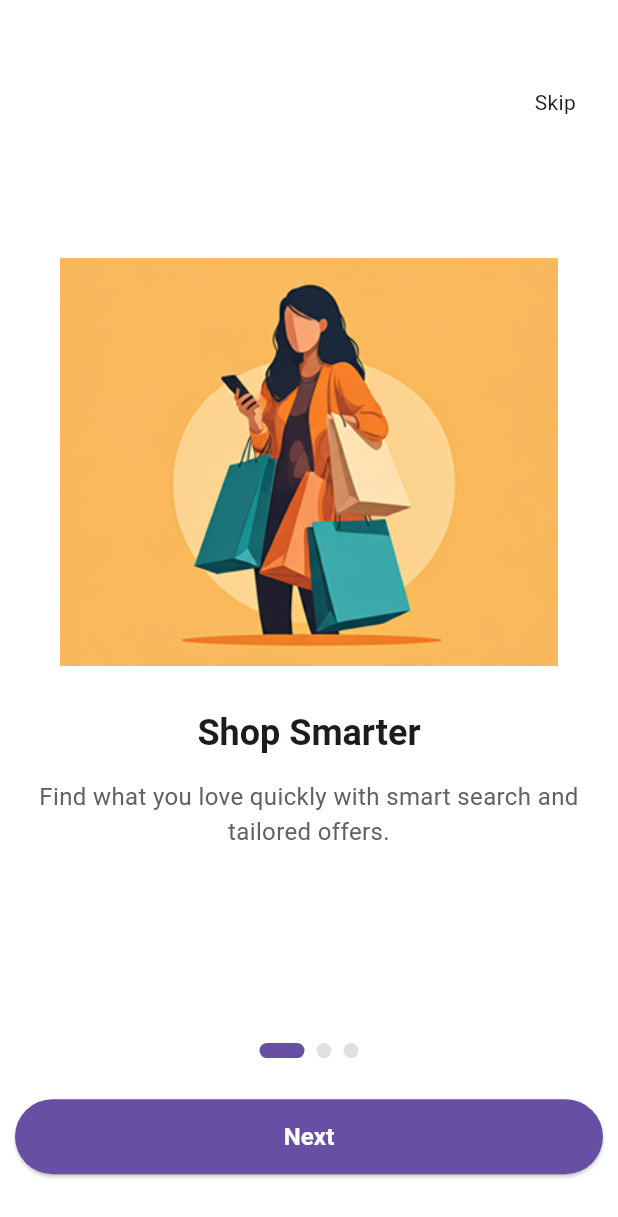
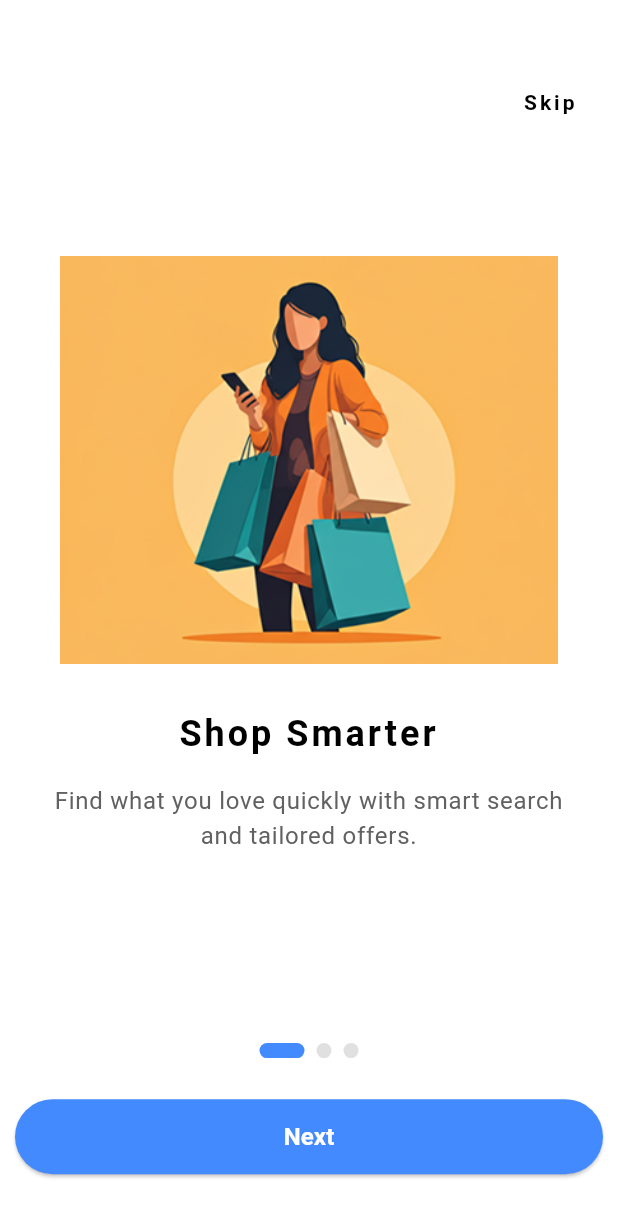
Before and after one commit to karemthabet/e_commerce, a Flutter app: the screen it shows after launch, on a phone screen of 412 x 824 dp. Shown: the top 1217 px of the screen. Run offline on Flutter 3.47's test engine with Material 3 defaults, Android fonts, the phone set to English and light mode, and no system bars; drawn by our look-alikes of smooth_page_indicator; our stand-ins replace dartz, dio, flutter_bloc, get_it, go_router, shared_preferences.

Commit message:
refactor on bording feature

```diff
--- a/lib/core/utils/colors/app_colors.dart
+++ b/lib/core/utils/colors/app_colors.dart
@@ -6,4 +6,5 @@ abstract class AppColors {
   static const Color splashGradientColor = Color(0xFF4A90E2);
   static const Color splashGradientColor2 = Color(0xFF50E3C2);
   static const Color blackColor = Colors.black;
+  static const Color blueAccentColor = Colors.blueAccent;
 }
--- /dev/null
+++ b/lib/core/utils/theme/app_theme.dart
@@ -0,0 +1,5 @@
+class AppTheme {
+
+
+
+}
--- a/lib/features/onBording/presentation/pages/on_bording_page.dart
+++ b/lib/features/onBording/presentation/pages/on_bording_page.dart
@@ -1,3 +1,4 @@
+import 'package:e_commerce/core/utils/colors/app_colors.dart';
 import 'package:e_commerce/features/onBording/presentation/widgets/on_bording_page_body.dart';
 import 'package:flutter/material.dart';
 
@@ -7,9 +8,8 @@ class OnBordingPage extends StatelessWidget {
   @override
   Widget build(BuildContext context) {
     return const Scaffold(
-      backgroundColor: Colors.white,
-      body: OnBoardingPageBody(
-      ),
+      backgroundColor: AppColors.whiteColor,
+      body: OnBoardingPageBody(),
     );
   }
 }
--- a/lib/features/onBording/presentation/widgets/dots_indecator.dart
+++ b/lib/features/onBording/presentation/widgets/dots_indecator.dart
@@ -1,4 +1,5 @@
 
+import 'package:e_commerce/core/utils/colors/app_colors.dart';
 import 'package:e_commerce/features/onBording/data/model/on_bording_model.dart';
 import 'package:flutter/material.dart';
 import 'package:smooth_page_indicator/smooth_page_indicator.dart';
@@ -18,7 +19,7 @@ class DotsIndicators extends StatelessWidget {
         dotWidth: 10,
         dotHeight: 10.0,
         dotColor: Colors.grey.shade300,
-        activeDotColor: Theme.of(context).primaryColor,
+        activeDotColor: AppColors.blueAccentColor,
       ),
     );
   }
--- a/lib/features/onBording/presentation/widgets/on_bording_button.dart
+++ b/lib/features/onBording/presentation/widgets/on_bording_button.dart
@@ -1,4 +1,5 @@
 import 'package:e_commerce/core/cashed/prefs.dart';
+import 'package:e_commerce/core/utils/colors/app_colors.dart';
 import 'package:e_commerce/core/utils/router/routes_name.dart';
 import 'package:e_commerce/core/widgets/general_button.dart';
 import 'package:flutter/material.dart';
@@ -34,8 +35,8 @@ class OnBoardingButton extends StatelessWidget {
 },
 
         text: isLastPage ? "Get Started" : 'Next',
-        backgroundColor: Theme.of(context).primaryColor,
-        textColor: Theme.of(context).colorScheme.onPrimary,
+        backgroundColor: AppColors.blueAccentColor,
+        textColor: AppColors.whiteColor,
       ),
     );
   }
--- a/lib/features/onBording/presentation/widgets/on_bording_page_view_item.dart
+++ b/lib/features/onBording/presentation/widgets/on_bording_page_view_item.dart
@@ -1,3 +1,4 @@
+import 'package:e_commerce/core/utils/styles/app_styles.dart';
 import 'package:e_commerce/features/onBording/data/model/on_bording_model.dart';
 import 'package:flutter/material.dart';
 
@@ -12,7 +13,6 @@ class OnBoardingPageItem extends StatelessWidget {
   @override
   Widget build(BuildContext context) {
     final size = MediaQuery.of(context).size;
-    final theme = Theme.of(context);
 
     return Padding(
       padding: const EdgeInsets.symmetric(horizontal: 24.0),
@@ -30,8 +30,7 @@ class OnBoardingPageItem extends StatelessWidget {
           const SizedBox(height: 30),
           Text(
             onBoardingModel.title,
-            style: theme.textTheme.titleLarge?.copyWith(
-              fontWeight: FontWeight.bold,
+            style: AppStyles.bodyStyle.copyWith(
               fontSize: 24,
             ),
             textAlign: TextAlign.center,
@@ -39,7 +38,7 @@ class OnBoardingPageItem extends StatelessWidget {
           const SizedBox(height: 16),
           Text(
             onBoardingModel.subtitle,
-            style: theme.textTheme.bodyMedium?.copyWith(
+            style: AppStyles.subTitleStyle.copyWith(
               fontSize: 16,
               color: Colors.grey[700],
             ),
--- a/lib/features/onBording/presentation/widgets/skip_widget.dart
+++ b/lib/features/onBording/presentation/widgets/skip_widget.dart
@@ -1,5 +1,6 @@
 import 'package:e_commerce/core/cashed/prefs.dart';
 import 'package:e_commerce/core/utils/router/routes_name.dart';
+import 'package:e_commerce/core/utils/styles/app_styles.dart';
 import 'package:flutter/material.dart';
 import 'package:go_router/go_router.dart';
 
@@ -22,9 +23,9 @@ class SkipWidget extends StatelessWidget {
             context.go(RoutesName.login);
           },
           borderRadius: BorderRadius.circular(8),
-          child:  const Padding(
-            padding: EdgeInsets.all(8.0),
-            child: Text('Skip'),
+          child: Padding(
+            padding: const EdgeInsets.all(8.0),
+            child: Text('Skip', style: AppStyles.bodyStyle),
           ),
         ),
       ),
--- a/lib/main.dart
+++ b/lib/main.dart
@@ -2,12 +2,14 @@ import 'package:e_commerce/core/cashed/prefs.dart';
 import 'package:e_commerce/core/services/setup_service_locator.dart';
 import 'package:e_commerce/e_commerce.dart';
 import 'package:flutter/material.dart' show WidgetsFlutterBinding, runApp;
+import 'package:flutter/services.dart';
 
 void main() async {
   WidgetsFlutterBinding.ensureInitialized();
 
   await Prefs.init();
   setupServiceLocator();
+  SystemChrome.setEnabledSystemUIMode(SystemUiMode.manual, overlays: []);//hide status bar
 
   runApp(const ECommerceApp());
 }
```
